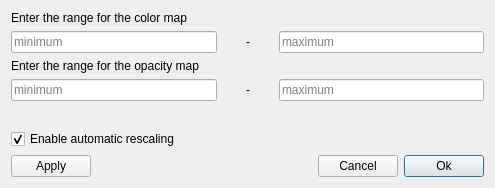
First picture: the form in Qt/Components/Resources/UI/pqRescaleScalarRangeToCustomDialog.ui, repository Kitware/ParaView, before the edit.
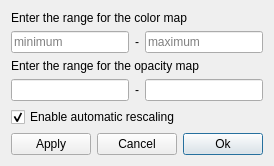
Second picture: the form after the edit. Custom widgets are drawn as their Qt base class.

```diff
--- a/Qt/Components/Resources/UI/pqRescaleScalarRangeToCustomDialog.ui
+++ b/Qt/Components/Resources/UI/pqRescaleScalarRangeToCustomDialog.ui
@@ -2,47 +2,22 @@
 <ui version="4.0">
  <class>RescaleScalarRangeToCustomDialog</class>
  <widget class="QDialog" name="RescaleScalarRangeToCustomDialog">
-  <property name="geometry">
-   <rect>
-    <x>0</x>
-    <y>0</y>
-    <width>495</width>
-    <height>188</height>
-   </rect>
-  </property>
   <property name="windowTitle">
    <string>Set Range</string>
   </property>
-  <layout class="QVBoxLayout" name="verticalLayout">
-   <item>
+  <layout class="QGridLayout" name="gridLayout" rowstretch="0,0,0,0,0,0,0">
+   <item row="0" column="0" colspan="3">
     <widget class="QLabel" name="ColorMapLabel">
      <property name="toolTip">
       <string/>
      </property>
      <property name="text">
-      <string>&lt;html&gt;&lt;head/&gt;&lt;body&gt;&lt;p&gt;Enter the range for the color map&lt;/p&gt;&lt;/body&gt;&lt;/html&gt;</string>
-     </property>
-     <property name="alignment">
-      <set>Qt::AlignLeading|Qt::AlignLeft|Qt::AlignTop</set>
-     </property>
-     <property name="wordWrap">
-      <bool>true</bool>
+      <string>Enter the range for the color map</string>
      </property>
     </widget>
    </item>
-   <item>
-    <layout class="QHBoxLayout" name="horizontalLayout">
-     <property name="sizeConstraint">
-      <enum>QLayout::SetDefaultConstraint</enum>
-     </property>
-     <item>
+   <item row="1" column="0">
       <widget class="pqDoubleLineEdit" name="MinimumScalar">
-       <property name="sizePolicy">
-        <sizepolicy hsizetype="Expanding" vsizetype="Fixed">
-         <horstretch>0</horstretch>
-         <verstretch>0</verstretch>
-        </sizepolicy>
-       </property>
        <property name="toolTip">
         <string>Enter the new range minimum for the color map here.</string>
        </property>
@@ -51,36 +26,15 @@
        </property>
       </widget>
      </item>
-     <item>
+   <item row="1" column="1">
       <widget class="QLabel" name="ColorHyphenLabel">
-       <property name="sizePolicy">
-        <sizepolicy hsizetype="Minimum" vsizetype="Minimum">
-         <horstretch>0</horstretch>
-         <verstretch>0</verstretch>
-        </sizepolicy>
-       </property>
-       <property name="minimumSize">
-        <size>
-         <width>50</width>
-         <height>0</height>
-        </size>
-       </property>
        <property name="text">
         <string>-</string>
        </property>
-       <property name="alignment">
-        <set>Qt::AlignCenter</set>
-       </property>
-      </widget>
-     </item>
-     <item>
+    </widget>
+   </item>
+   <item row="1" column="2">
       <widget class="pqDoubleLineEdit" name="MaximumScalar">
-       <property name="sizePolicy">
-        <sizepolicy hsizetype="Expanding" vsizetype="Fixed">
-         <horstretch>0</horstretch>
-         <verstretch>0</verstretch>
-        </sizepolicy>
-       </property>
        <property name="toolTip">
         <string>Enter the new range maximum for the color map here.</string>
        </property>
@@ -89,99 +43,35 @@
        </property>
       </widget>
      </item>
-    </layout>
-   </item>
-   <item>
+   <item row="2" column="0" colspan="3">
     <widget class="QLabel" name="OpacityLabel">
      <property name="text">
       <string>Enter the range for the opacity map</string>
      </property>
     </widget>
    </item>
-   <item>
-    <layout class="QHBoxLayout" name="horizontalLayout_4">
-     <property name="sizeConstraint">
-      <enum>QLayout::SetDefaultConstraint</enum>
-     </property>
-     <item>
+   <item row="3" column="0">
       <widget class="pqDoubleLineEdit" name="MinimumOpacityScalar">
-       <property name="sizePolicy">
-        <sizepolicy hsizetype="Expanding" vsizetype="Fixed">
-         <horstretch>0</horstretch>
-         <verstretch>0</verstretch>
-        </sizepolicy>
-       </property>
        <property name="toolTip">
         <string>Enter the new range minimum for the opacity map here.</string>
        </property>
-       <property name="text">
-        <string/>
-       </property>
-       <property name="placeholderText">
-        <string>minimum</string>
-       </property>
-      </widget>
-     </item>
-     <item>
+    </widget>
+   </item>
+   <item row="3" column="1">
       <widget class="QLabel" name="OpacityHyphenLabel">
-       <property name="sizePolicy">
-        <sizepolicy hsizetype="Minimum" vsizetype="Minimum">
-         <horstretch>0</horstretch>
-         <verstretch>0</verstretch>
-        </sizepolicy>
-       </property>
-       <property name="minimumSize">
-        <size>
-         <width>50</width>
-         <height>0</height>
-        </size>
-       </property>
        <property name="text">
         <string>-</string>
        </property>
-       <property name="scaledContents">
-        <bool>false</bool>
-       </property>
-       <property name="alignment">
-        <set>Qt::AlignCenter</set>
-       </property>
-      </widget>
-     </item>
-     <item>
+    </widget>
+   </item>
+   <item row="3" column="2">
       <widget class="pqDoubleLineEdit" name="MaximumOpacityScalar">
-       <property name="sizePolicy">
-        <sizepolicy hsizetype="Expanding" vsizetype="Fixed">
-         <horstretch>0</horstretch>
-         <verstretch>0</verstretch>
-        </sizepolicy>
-       </property>
        <property name="toolTip">
         <string>Enter the new range maximum for the opacity map here.</string>
        </property>
-       <property name="text">
-        <string/>
-       </property>
-       <property name="placeholderText">
-        <string>maximum</string>
-       </property>
-      </widget>
-     </item>
-    </layout>
-   </item>
-   <item>
-    <spacer name="verticalSpacer">
-     <property name="orientation">
-      <enum>Qt::Vertical</enum>
-     </property>
-     <property name="sizeHint" stdset="0">
-      <size>
-       <width>20</width>
-       <height>40</height>
-      </size>
-     </property>
-    </spacer>
-   </item>
-   <item>
+    </widget>
+   </item>
+   <item row="4" column="0" colspan="3">
     <widget class="QCheckBox" name="AutomaticRescaling">
      <property name="toolTip">
       <string>If off lock the color map to avoid automatic rescaling</string>
@@ -194,23 +84,8 @@
      </property>
     </widget>
    </item>
-   <item>
+   <item row="5" column="0" colspan="3">
     <layout class="QHBoxLayout">
-     <property name="spacing">
-      <number>6</number>
-     </property>
-     <property name="leftMargin">
-      <number>0</number>
-     </property>
-     <property name="topMargin">
-      <number>0</number>
-     </property>
-     <property name="rightMargin">
-      <number>0</number>
-     </property>
-     <property name="bottomMargin">
-      <number>0</number>
-     </property>
      <item>
       <widget class="QPushButton" name="ApplyButton">
        <property name="toolTip">
@@ -221,19 +96,6 @@
        </property>
       </widget>
      </item>
-     <item>
-      <spacer>
-       <property name="orientation">
-        <enum>Qt::Horizontal</enum>
-       </property>
-       <property name="sizeHint" stdset="0">
-        <size>
-         <width>40</width>
-         <height>20</height>
-        </size>
-       </property>
-      </spacer>
-     </item>
      <item>
       <widget class="QPushButton" name="CancelButton">
        <property name="toolTip">
```
Left out of the diff: 8 changed lines with no effect on the pictures. Lines whose indentation alone changed are shown as unchanged.
